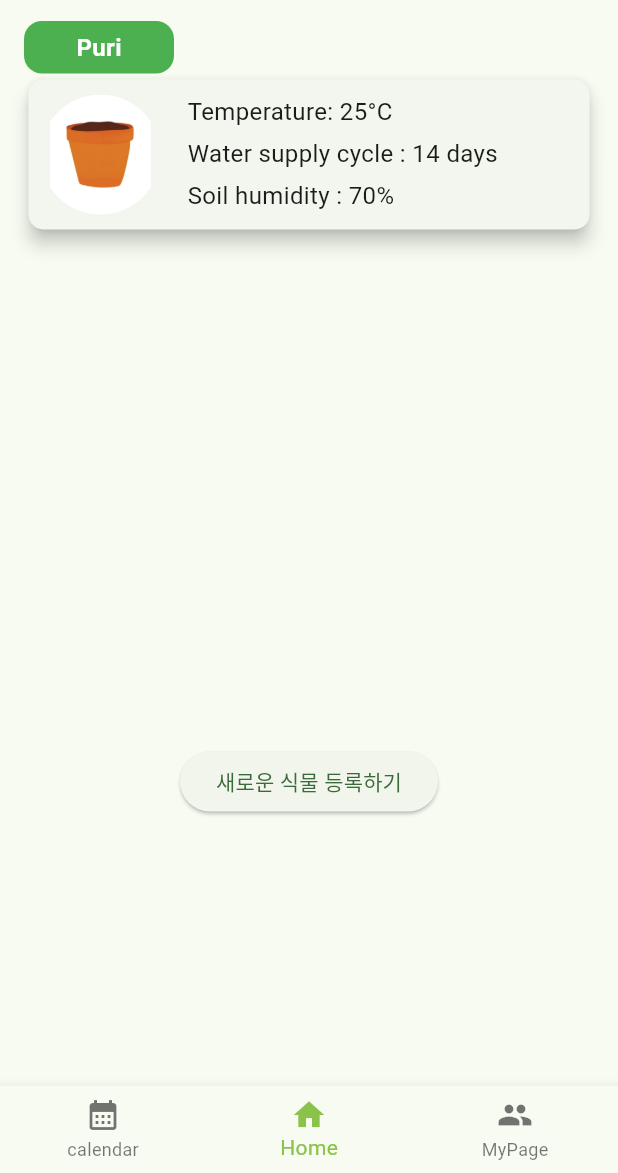
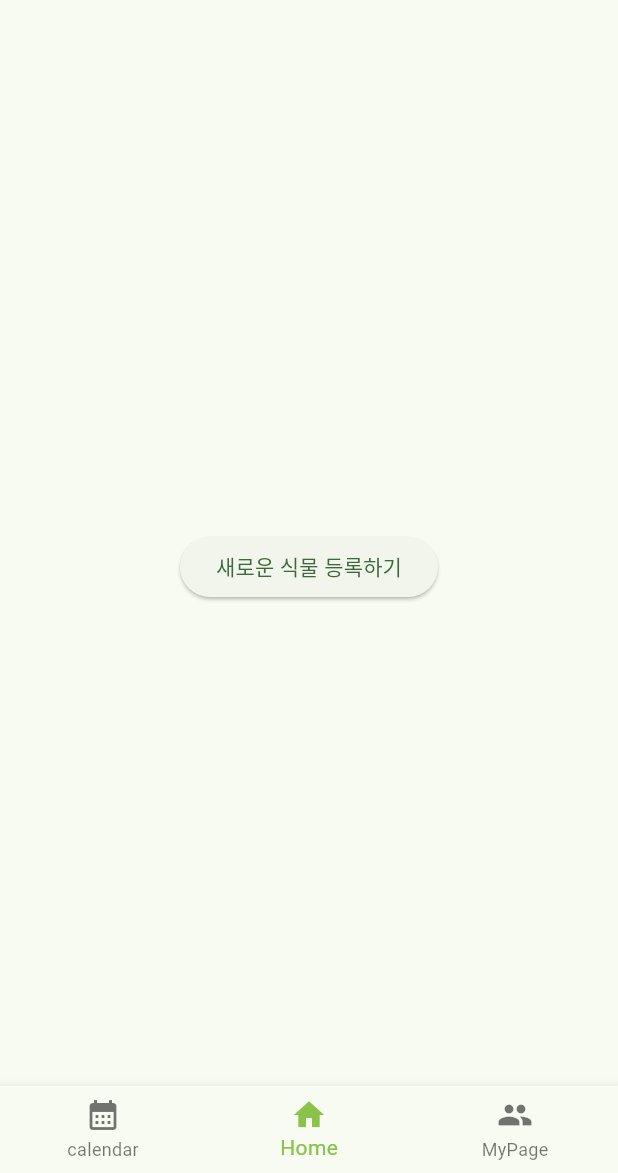
Before and after one commit to Jamie-JEP/waterMe, a Flutter app: the screen it shows once a user with an empty profile is signed in, item 2 of the bottom bar chosen, on a phone screen of 412 x 824 dp, the part 63-1236 px from its top. Run offline on Flutter 3.47's test engine with Material 2 defaults, Android fonts, the phone set to English and light mode, and no system bars; our stand-ins replace cloud_firestore, email_validator, firebase_auth, firebase_core, getwidget, image_picker and 1 more; accounts and stored records are empty.

Commit message:
edited calendar page and homepage.dart (cardlist.. )

```diff
--- a/mdc_100_series/lib/calendarpage.dart
+++ b/mdc_100_series/lib/calendarpage.dart
@@ -18,6 +18,7 @@ class CalendarPage extends StatefulWidget{
 CalendarFormat _calendarFormat = CalendarFormat.week;
 class CalendarPageState extends State<CalendarPage> {
   bool isChecked = false;
+  bool isWatered = false;
 
   // Set<Product> products = favoriteList;
   // final hotels = favoriteList.toList();
@@ -46,6 +47,12 @@ class CalendarPageState extends State<CalendarPage> {
                   _calendarFormat = format;
                 });
               },
+
+              calendarStyle: CalendarStyle(
+                todayDecoration: BoxDecoration(
+                  color: isWatered ? Colors.green.withOpacity(0.5) : Colors.blue.withOpacity(0.5),
+                  shape: BoxShape.circle)
+              ),
             ),
             SizedBox(height:30),
             Column(
@@ -100,6 +107,7 @@ class CalendarPageState extends State<CalendarPage> {
               onChanged: (value) {
                 setState(() {
                   isChecked = value;
+                  isWatered = value;
                 });
               },
               value: isChecked,
--- a/mdc_100_series/lib/enroll.dart
+++ b/mdc_100_series/lib/enroll.dart
@@ -2,6 +2,7 @@ import 'dart:io';
 import 'package:flutter/material.dart';
 import 'package:image_picker/image_picker.dart';
 import 'package:cloud_firestore/cloud_firestore.dart';
+import 'homepage.dart';
 
 class Enroll extends StatefulWidget {
   @override
@@ -9,6 +10,7 @@ class Enroll extends StatefulWidget {
 }
 
 class _EnrollState extends State<Enroll> {
+  //List<Card> cards = [];
   XFile? _imageFile;
   final ImagePicker _picker = ImagePicker();
 
@@ -37,6 +39,7 @@ class _EnrollState extends State<Enroll> {
     });
   }
 
+  //firebase
   void saveDataToFirestore(String name, String waterCycle) {
     CollectionReference storedPlantCollection =
     FirebaseFirestore.instance.collection('storedPlant');
@@ -49,6 +52,18 @@ class _EnrollState extends State<Enroll> {
         .then((value) => print('Data saved to Firestore'))
         .catchError((error) => print('Failed to save data: $error'));
   }
+
+
+  // void enrollButtonPressed(String name, String email) {
+  //   // Create a new instance of the card widget and add it to the list
+  //   Card newCard = Card(
+  //     name: name,
+  //     email: email,
+  //   );
+  //   setState(() {
+  //     cards.add(newCard);
+  //   });
+  // }
 
   Widget imageProfile(BuildContext context) {
     return Center(
@@ -183,6 +198,9 @@ class _EnrollState extends State<Enroll> {
     });
   }
 
+
+
+
   @override
   Widget build(BuildContext context) {
     return Scaffold(
@@ -205,6 +223,11 @@ class _EnrollState extends State<Enroll> {
               child: Text("Enroll"),
               onPressed: () {
                 saveDataToFirestore(name, waterCycle);
+                //enrollButtonPressed('John Doe', 'johndoe@example.com');
+                Navigator.push(
+                  context,
+                  MaterialPageRoute(builder: (context) => NewHomePage()),
+                );
               },
             ),
           ],
--- a/mdc_100_series/lib/homepage.dart
+++ b/mdc_100_series/lib/homepage.dart
@@ -15,9 +15,20 @@ class NewHomePage extends StatefulWidget{
 }
 
 class NewHomePageState extends State<NewHomePage> {
-
+  List<Card> cards = [];
   // Set<Product> products = favoriteList;
   // final hotels = favoriteList.toList();
+
+  void enrollButtonPressed(String name, String email) {
+    // Create a new instance of the card widget and add it to the list
+    Card newCard = Card(
+      name: name,
+      email: email,
+    );
+    setState(() {
+      cards.add(newCard);
+    });
+  }
 
   @override
   Widget build(BuildContext context) {
@@ -27,131 +38,138 @@ class NewHomePageState extends State<NewHomePage> {
         body: Center(
         child: Column(
           children: [
-            Column(
-              children: [
-                Padding(
-                  padding: const EdgeInsets.only(left: 16.0),
-                  child: Row(
-                    mainAxisAlignment: MainAxisAlignment.start,
-                    children: [
-                      Container(
-                        child: Center(
-                          child: Text(
-                            //식물이름
-                            'Puri',
-                            style: TextStyle(
-                                fontWeight: FontWeight.bold,
-                                fontSize: 16,
-                                color: Colors.white,
-                            ),
-                            //textAlign: TextAlign.center,
-                          ),
-                        ),
-                        decoration: BoxDecoration(
-                            color: Colors.green,
-                            borderRadius: BorderRadius.all(Radius.circular(12.0)),
-                        ),
-                        width: 100.0,
-                        height: 35.0,
-                      ),
-                    ],
-                  ),
-                ),
-              ],
+            ListView.builder(
+              shrinkWrap: true,
+              itemCount: cards.length,
+              itemBuilder: (context, index) {
+                return cards[index];
+              },
             ),
-            Padding(
-              padding: const EdgeInsets.only(left: 15, right: 15),
-              child: Card(
-                elevation: 5,
-                clipBehavior: Clip.antiAliasWithSaveLayer,
-                shape: RoundedRectangleBorder(
-                  borderRadius: BorderRadius.circular(10.0),
-                ),
-                child: Container(
-                  width: double.infinity,
-                  height: 100,
-                  decoration: BoxDecoration(
-                    color: Colors.white10,
-                    borderRadius: BorderRadius.circular(10),
-                  ),
-                  child: Row(
-                    children: [
-                      //이미지 추가
-                      Padding(
-                        padding: const EdgeInsets.all(8.0),
-                        child: ClipOval(
-                          child: Image.asset('assets/pot.png',
-                            width: 80,
-                            height: 80,
-                          ),
-                        ),
-                      ),
-                      SizedBox(width: 10),
-                      // 텍스트 추가
-                      Column(
-                        crossAxisAlignment: CrossAxisAlignment.start,
-                        children: [
-                          SizedBox(height: 10),
-                          Row(
-                            children: [
-                              Text(
-                                'Temperature: ',
-                                style: TextStyle(
-                                  fontSize: 16,
-                                ),
-                              ),
-                              Text(
-                                //온도값
-                                '25°C',
-                                style: TextStyle(
-                                  fontSize: 16,
-                                ),
-                              ),
-                            ],
-                          ),
-                          SizedBox(height: 5),
-                          Row(
-                            children: [
-                              Text(
-                                'Water supply cycle : ',
-                                style: TextStyle(
-                                  fontSize: 16,
-                                ),
-                              ),
-                              Text(
-                                //주기
-                                '14 days',
-                                style: TextStyle(
-                                  fontSize: 16,
-                                ),
-                              ),
-                            ],
-                          ),
-                          SizedBox(height: 5),
-                          Row(
-                            children: [
-                              Text(
-                                'Soil humidity : ',
-                                style: TextStyle(
-                                  fontSize: 16,
-                                ),
-                              ),
-                              Text(
-                                //습도값
-                                '70%',
-                                style: TextStyle(
-                                  fontSize: 16,
-                                ),
-                              ),
-                            ],
-                          ),
-                        ],
-                      ),
-                    ],
-                  ),
-                ),
-              ),
-            ),
+          //   Column(
+          //     children: [
+          //       Padding(
+          //         padding: const EdgeInsets.only(left: 16.0),
+          //         child: Row(
+          //           mainAxisAlignment: MainAxisAlignment.start,
+          //           children: [
+          //             Container(
+          //               child: Center(
+          //                 child: Text(
+          //                   //식물이름
+          //                   'Puri',
+          //                   style: TextStyle(
+          //                       fontWeight: FontWeight.bold,
+          //                       fontSize: 16,
+          //                       color: Colors.white,
+          //                   ),
+          //                   //textAlign: TextAlign.center,
+          //                 ),
+          //               ),
+          //               decoration: BoxDecoration(
+          //                   color: Colors.green,
+          //                   borderRadius: BorderRadius.all(Radius.circular(12.0)),
+          //               ),
+          //               width: 100.0,
+          //               height: 35.0,
+          //             ),
+          //           ],
+          //         ),
+          //       ),
+          //     ],
+          //   ),
+          //   Padding(
+          //     padding: const EdgeInsets.only(left: 15, right: 15),
+          //     child: Card(
+          //       elevation: 5,
+          //       clipBehavior: Clip.antiAliasWithSaveLayer,
+          //       shape: RoundedRectangleBorder(
+          //         borderRadius: BorderRadius.circular(10.0),
+          //       ),
+          //       child: Container(
+          //         width: double.infinity,
+          //         height: 100,
+          //         decoration: BoxDecoration(
+          //           color: Colors.white10,
+          //           borderRadius: BorderRadius.circular(10),
+          //         ),
+          //         child: Row(
+          //           children: [
+          //             //이미지 추가
+          //             Padding(
+          //               padding: const EdgeInsets.all(8.0),
+          //               child: ClipOval(
+          //                 child: Image.asset('assets/pot.png',
+          //                   width: 80,
+          //                   height: 80,
+          //                 ),
+          //               ),
+          //             ),
+          //             SizedBox(width: 10),
+          //             // 텍스트 추가
+          //             Column(
+          //               crossAxisAlignment: CrossAxisAlignment.start,
+          //               children: [
+          //                 SizedBox(height: 10),
+          //                 Row(
+          //                   children: [
+          //                     Text(
+          //                       'Temperature: ',
+          //                       style: TextStyle(
+          //                         fontSize: 16,
+          //                       ),
+          //                     ),
+          //                     Text(
+          //                       //온도값
+          //                       '25°C',
+          //                       style: TextStyle(
+          //                         fontSize: 16,
+          //                       ),
+          //                     ),
+          //                   ],
+          //                 ),
+          //                 SizedBox(height: 5),
+          //                 Row(
+          //                   children: [
+          //                     Text(
+          //                       'Water supply cycle : ',
+          //                       style: TextStyle(
+          //                         fontSize: 16,
+          //                       ),
+          //                     ),
+          //                     Text(
+          //                       //주기
+          //                       '14 days',
+          //                       style: TextStyle(
+          //                         fontSize: 16,
+          //                       ),
+          //                     ),
+          //                   ],
+          //                 ),
+          //                 SizedBox(height: 5),
+          //                 Row(
+          //                   children: [
+          //                     Text(
+          //                       'Soil humidity : ',
+          //                       style: TextStyle(
+          //                         fontSize: 16,
+          //                       ),
+          //                     ),
+          //                     Text(
+          //                       //습도값
+          //                       '70%',
+          //                       style: TextStyle(
+          //                         fontSize: 16,
+          //                       ),
+          //                     ),
+          //                   ],
+          //                 ),
+          //               ],
+          //             ),
+          //           ],
+          //         ),
+          //       ),
+          //     ),
+          //   ),
 
             SizedBox(height: 340),
             ElevatedButton(
@@ -169,3 +187,19 @@ class NewHomePageState extends State<NewHomePage> {
     );
   }
 }
+
+
+class Card extends StatelessWidget {
+  final String name;
+  final String email;
+
+  Card({required this.name, required this.email});
+
+  @override
+  Widget build(BuildContext context) {
+    return Container(
+      // Your card UI design here
+      child: Text('$name - $email'),
+    );
+  }
+}
--- a/mdc_100_series/lib/profilepage.dart
+++ b/mdc_100_series/lib/profilepage.dart
@@ -27,7 +27,6 @@ class ProfilePageState extends State<ProfilePage> {
             Center(
               child:Column(
                 children: <Widget>[
-
                   const SizedBox(height: 16.0,),
                   Container(
                     child:Column(
```
